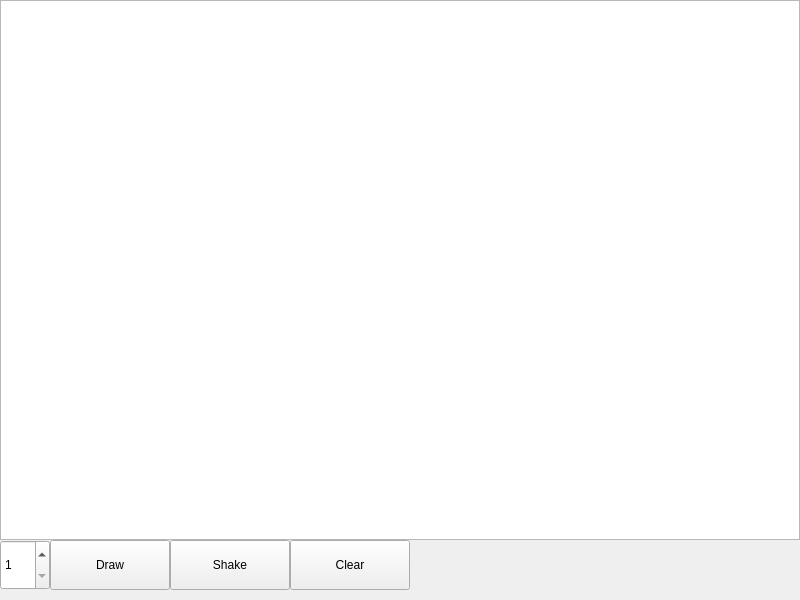
Old version of the form graph.ui in the repository grushanina/force_directed_graph_gui.
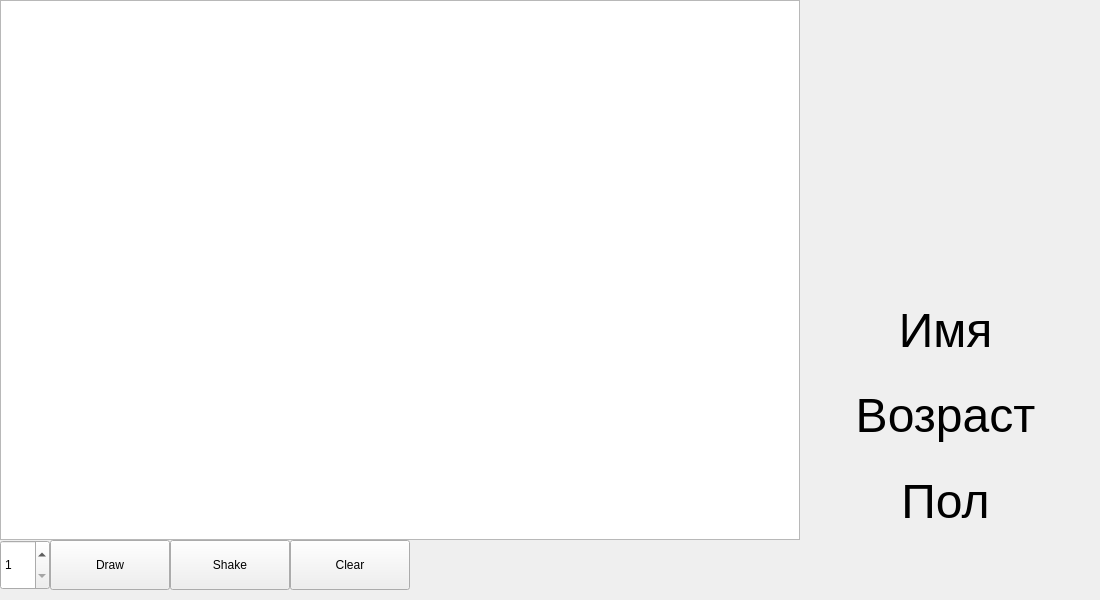
New version of the form.

Commit message: add info panel

What changed in the file:
```diff
--- a/graph.ui
+++ b/graph.ui
@@ -6,7 +6,7 @@
    <rect>
     <x>0</x>
     <y>0</y>
-    <width>800</width>
+    <width>1100</width>
     <height>600</height>
    </rect>
   </property>
@@ -87,6 +87,102 @@
      <number>50</number>
     </property>
    </widget>
+   <widget class="QWidget" name="verticalLayoutWidget">
+    <property name="geometry">
+     <rect>
+      <x>810</x>
+      <y>290</y>
+      <width>271</width>
+      <height>251</height>
+     </rect>
+    </property>
+    <layout class="QVBoxLayout" name="verticalLayout">
+     <item>
+      <widget class="QLabel" name="Name_label">
+       <property name="font">
+        <font>
+         <pointsize>36</pointsize>
+        </font>
+       </property>
+       <property name="contextMenuPolicy">
+        <enum>Qt::DefaultContextMenu</enum>
+       </property>
+       <property name="layoutDirection">
+        <enum>Qt::LeftToRight</enum>
+       </property>
+       <property name="text">
+        <string>Имя</string>
+       </property>
+       <property name="alignment">
+        <set>Qt::AlignCenter</set>
+       </property>
+      </widget>
+     </item>
+     <item>
+      <widget class="QLabel" name="Edge_label">
+       <property name="font">
+        <font>
+         <pointsize>36</pointsize>
+        </font>
+       </property>
+       <property name="text">
+        <string>Возраст</string>
+       </property>
+       <property name="alignment">
+        <set>Qt::AlignCenter</set>
+       </property>
+      </widget>
+     </item>
+     <item>
+      <widget class="QLabel" name="Gender_label">
+       <property name="font">
+        <font>
+         <pointsize>36</pointsize>
+        </font>
+       </property>
+       <property name="text">
+        <string>Пол</string>
+       </property>
+       <property name="alignment">
+        <set>Qt::AlignCenter</set>
+       </property>
+      </widget>
+     </item>
+    </layout>
+   </widget>
+   <widget class="QLabel" name="Img_label">
+    <property name="geometry">
+     <rect>
+      <x>810</x>
+      <y>10</y>
+      <width>269</width>
+      <height>269</height>
+     </rect>
+    </property>
+    <property name="baseSize">
+     <size>
+      <width>0</width>
+      <height>0</height>
+     </size>
+    </property>
+    <property name="font">
+     <font>
+      <pointsize>36</pointsize>
+     </font>
+    </property>
+    <property name="contextMenuPolicy">
+     <enum>Qt::DefaultContextMenu</enum>
+    </property>
+    <property name="layoutDirection">
+     <enum>Qt::LeftToRight</enum>
+    </property>
+    <property name="text">
+     <string/>
+    </property>
+    <property name="alignment">
+     <set>Qt::AlignCenter</set>
+    </property>
+   </widget>
   </widget>
  </widget>
  <resources/>
```
The commit also changes 7 other files.
